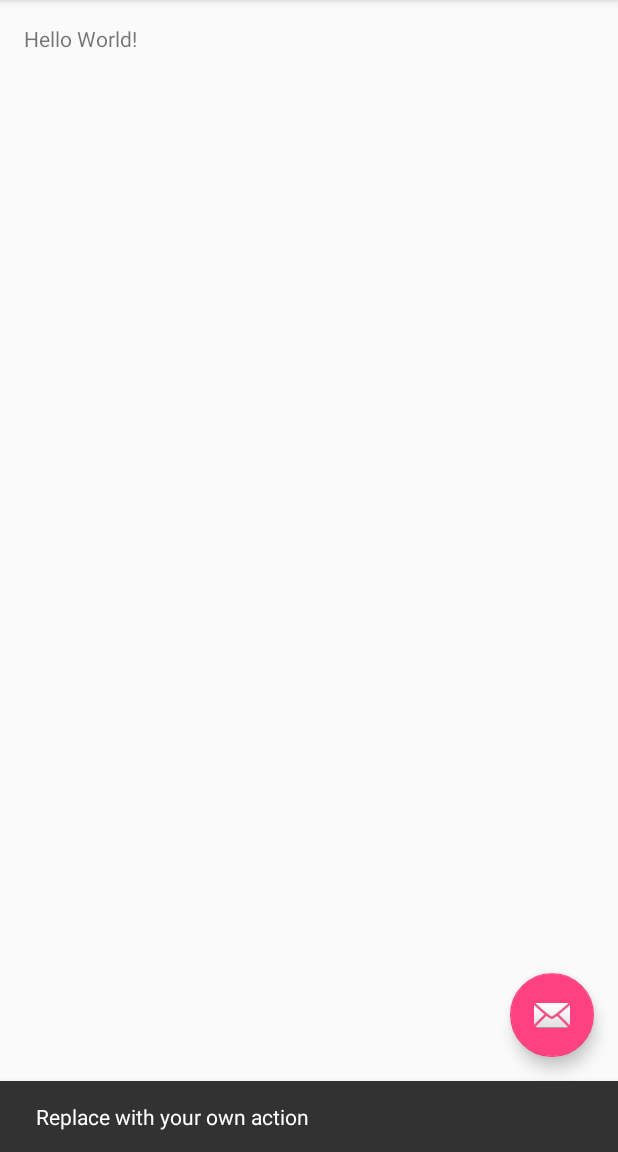
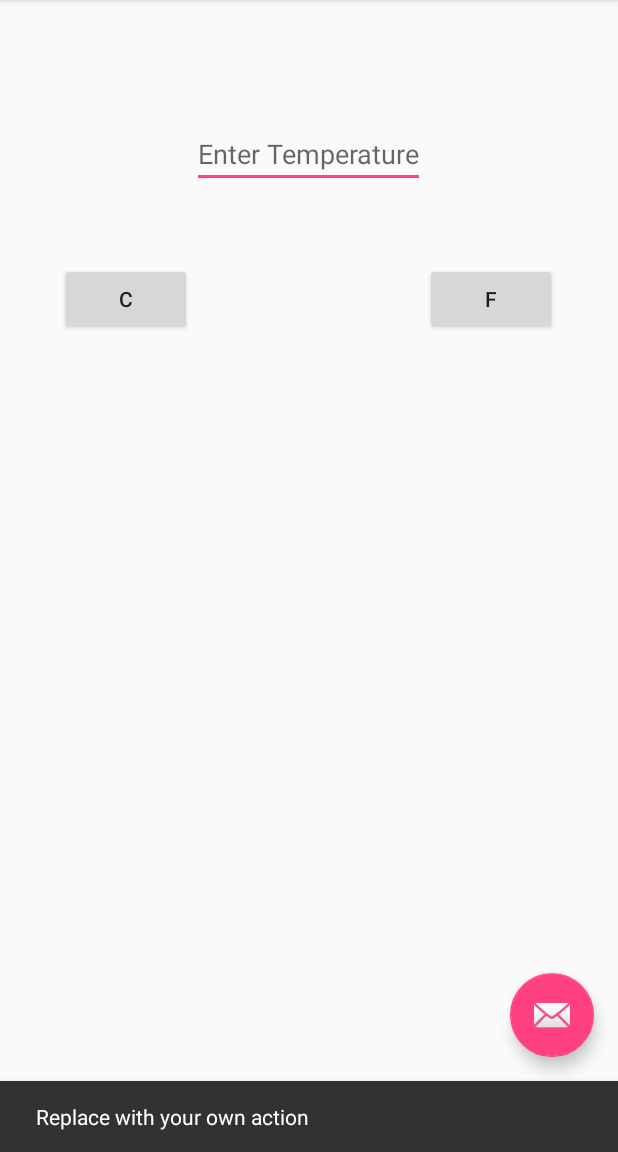
Before and after one commit to hpatel84/Android-Apps, an Android app: the screen it shows after launch (MainActivity), after a tap on an icon or button, on a phone screen of 412 x 824 dp, the part 84-1236 px from its top. Run offline under Robolectric (Android 15) with nearby library versions, the light colour scheme and no system bars.

Commit message:
Temperature Converter

```diff
--- a/MyTempConverter/app/src/main/java/app/tempconverter/com/mytempconverter/MainActivity.java
+++ b/MyTempConverter/app/src/main/java/app/tempconverter/com/mytempconverter/MainActivity.java
@@ -8,8 +8,21 @@ import android.support.v7.widget.Toolbar;
 import android.view.View;
 import android.view.Menu;
 import android.view.MenuItem;
+import android.widget.Button;
+import android.widget.EditText;
+import android.widget.TextView;
+import android.widget.Toast;
+
+import java.text.DecimalFormat;
 
 public class MainActivity extends AppCompatActivity {
+
+    private EditText myTemp;
+    private Button celButton;
+    private Button fButton;
+    private TextView myTextView;
+
+    DecimalFormat round = new DecimalFormat("0.0");
 
     @Override
     protected void onCreate(Bundle savedInstanceState) {
@@ -26,6 +39,67 @@ public class MainActivity extends AppCompatActivity {
                         .setAction("Action", null).show();
             }
         });
+
+        myTemp = (EditText) findViewById(R.id.editTextId);
+        celButton = (Button) findViewById(R.id.buttonCId);
+        fButton =(Button) findViewById(R.id.buttonFId);
+        myTextView = (TextView) findViewById(R.id.textViewId);
+
+        celButton.setOnClickListener(new View.OnClickListener(){ //F to C
+            @Override
+            public void onClick(View v) {
+                String holder= myTemp.getText().toString(); //get value from user
+
+                if (holder.isEmpty()){ //checking if empty
+                    Toast.makeText(getApplicationContext(),"Enter a Value", Toast.LENGTH_LONG).show();
+
+                }else{
+                    double tempVal = Double.parseDouble(holder); //making holder an int value
+                    double CVal = ConvertToC(tempVal); //getting F value
+
+                    String result = String.valueOf(round.format(CVal)) + " C";
+                    myTextView.setText(result);
+
+                }
+
+            }
+        });
+
+
+        fButton.setOnClickListener(new View.OnClickListener() { //C to F
+            @Override
+            public void onClick(View v) {
+                String holder= myTemp.getText().toString(); //get value
+
+                if (holder.isEmpty()){
+                    Toast.makeText(getApplicationContext(),"Enter a Value", Toast.LENGTH_LONG).show();
+
+                }else{
+                    double tempVal = Double.parseDouble(holder); //convert to int
+                    double FVal = ConvertToF(tempVal); //send to be converted
+
+                    String result = String.valueOf(round.format(FVal)) + " F";
+                    myTextView.setText(result);
+
+                }
+
+            }
+        });
+
+    }
+
+    public double ConvertToC (double farVal){ //converting to Celsius
+
+        double cResult;
+        cResult = (farVal -32) * 5/9;
+        return cResult;
+    }
+
+    public double ConvertToF (double cVal){ //converting to Fahrenheit
+
+        double fResult;
+        fResult = (cVal *9/5) +32;
+        return fResult;
     }
 
     @Override
--- a/MyTempConverter/app/src/main/res/layout/content_main.xml
+++ b/MyTempConverter/app/src/main/res/layout/content_main.xml
@@ -12,8 +12,41 @@
     tools:context="app.tempconverter.com.mytempconverter.MainActivity"
     tools:showIn="@layout/activity_main">
 
+    <EditText
+        android:layout_width="wrap_content"
+        android:layout_height="wrap_content"
+        android:id="@+id/editTextId"
+        android:hint="@string/temp_hint"
+        android:layout_alignParentTop="true"
+        android:layout_centerHorizontal="true"
+        android:layout_marginTop="64dp" />
+
+    <Button
+        android:layout_width="wrap_content"
+        android:layout_height="wrap_content"
+        android:text="@string/cel_button"
+        android:id="@+id/buttonCId"
+        android:layout_below="@+id/editTextId"
+        android:layout_toLeftOf="@+id/editTextId"
+        android:layout_toStartOf="@+id/editTextId"
+        android:layout_marginTop="50dp" />
+
+    <Button
+        android:layout_width="wrap_content"
+        android:layout_height="wrap_content"
+        android:text="@string/fahr_button"
+        android:id="@+id/buttonFId"
+        android:layout_alignTop="@+id/buttonCId"
+        android:layout_toRightOf="@+id/editTextId"
+        android:layout_toEndOf="@+id/editTextId" />
+
     <TextView
         android:layout_width="wrap_content"
         android:layout_height="wrap_content"
-        android:text="Hello World!" />
+        android:text=""
+        android:id="@+id/textViewId"
+        android:layout_alignParentBottom="true"
+        android:layout_centerHorizontal="true"
+        android:layout_marginBottom="200dp"
+        android:textSize="25sp"/>
 </RelativeLayout>
--- a/MyTempConverter/app/src/main/res/values/strings.xml
+++ b/MyTempConverter/app/src/main/res/values/strings.xml
@@ -1,4 +1,8 @@
 <resources>
     <string name="app_name">My Temp Converter</string>
     <string name="action_settings">Settings</string>
+    <string name="temp_hint">Enter Temperature</string>
+    <string name="cel_button">C</string>
+    <string name="fahr_button">F</string>
+
 </resources>
```
